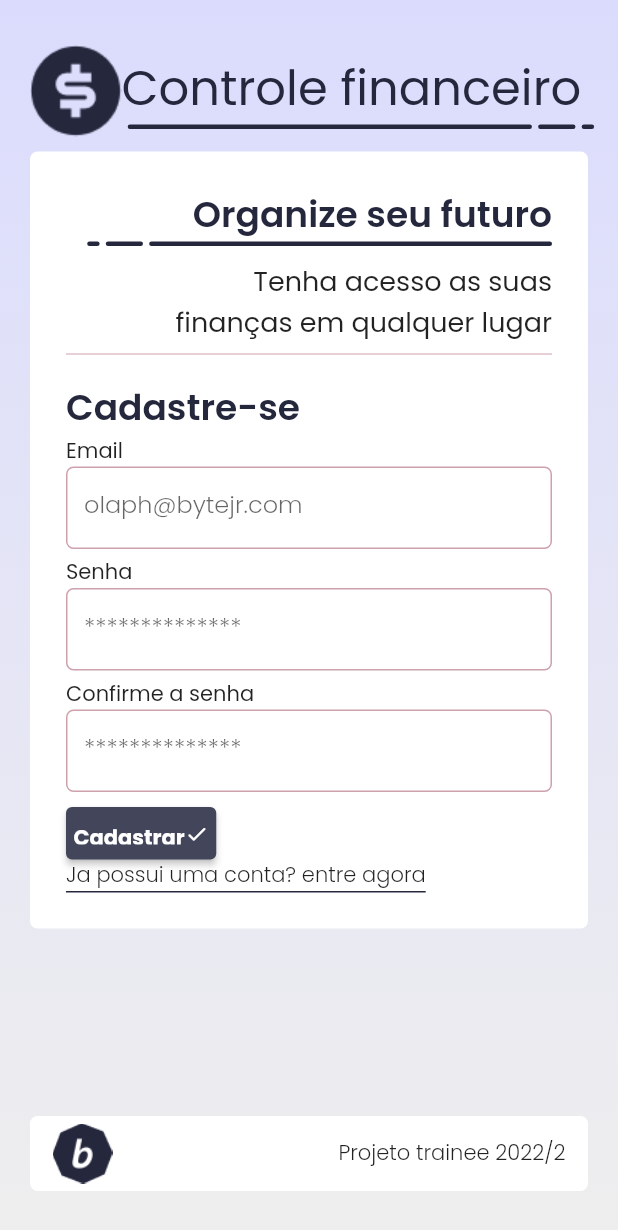
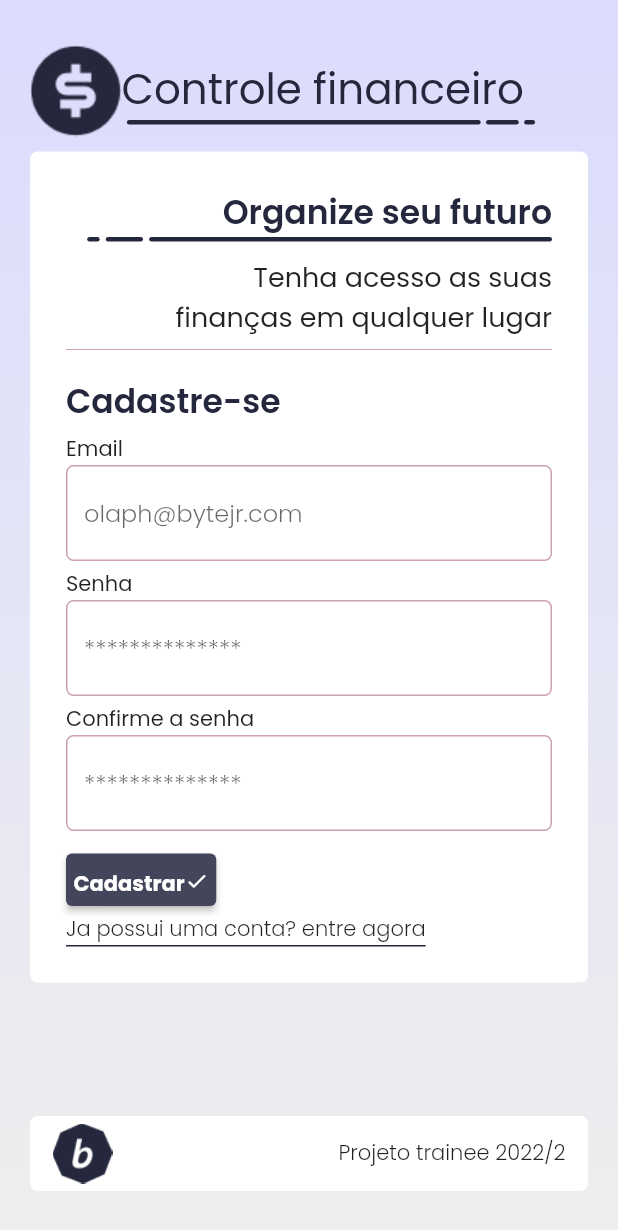
Before and after one commit to Eduaugust/finance_app, a Flutter app: the screen it shows after launch, on a phone screen of 412 x 824 dp. Shown: the top 1230 px of the screen. Run offline on Flutter 3.47's test engine with Material 2 defaults, Android fonts, the phone set to English and light mode, and no system bars; our stand-ins replace google_fonts.

Commit message:
sign up page

```diff
--- a/lib/main.dart
+++ b/lib/main.dart
@@ -1,4 +1,3 @@
-import 'package:finance_app/modules/home/home_page.dart';
 import 'package:finance_app/modules/sign_up/sign_up_page.dart';
 import 'package:finance_app/shared/themes/app_colors.dart';
 import 'package:flutter/material.dart';
--- a/lib/modules/home/home_page.dart
+++ b/lib/modules/home/home_page.dart
@@ -13,7 +13,6 @@ class HomePage extends StatelessWidget {
 
   @override
   Widget build(BuildContext context) {
-    final controller = HomeController();
     final size = MediaQuery.of(context).size;
     return Scaffold(
       body: SafeArea(
--- a/lib/modules/sign_up/sign_up_page.dart
+++ b/lib/modules/sign_up/sign_up_page.dart
@@ -25,8 +25,8 @@ class SignUpPage extends StatelessWidget {
                 const EdgeInsets.only(top: 30, left: 20, right: 20, bottom: 30),
             child: Column(
               children: [
-                HeaderLogin(),
-                SizedBox(height: 10),
+                const HeaderLogin(),
+                const SizedBox(height: 10),
                 Row(
                   children: [
                     Expanded(
@@ -42,7 +42,7 @@ class SignUpPage extends StatelessWidget {
                               crossAxisAlignment: CrossAxisAlignment.end,
                               children: [
                                 Text('Organize seu futuro',
-                                    style: AppTextStyle.header24),
+                                    style: AppTextStyle.header22),
                                 const DottedDivder(),
                                 const SizedBox(height: 10),
                                 Text('Tenha acesso as suas',
@@ -59,7 +59,7 @@ class SignUpPage extends StatelessWidget {
                                 const Divider(color: AppColors.stroke),
                                 const SizedBox(height: 10),
                                 Text('Cadastre-se',
-                                    style: AppTextStyle.header24),
+                                    style: AppTextStyle.header22),
                                 Form(
                                     key: _formKey,
                                     child: Column(
@@ -67,11 +67,10 @@ class SignUpPage extends StatelessWidget {
                                           CrossAxisAlignment.start,
                                       children: [
                                         // Email
+                                        const SizedBox(height: 5),
                                         Text("Email",
                                             style: AppTextStyle.regular),
-                                        Container(
-                                          height: 55,
-                                          child: TextFormField(
+                                        TextFormField(
                                           style: AppTextStyle.light,
                                           decoration: InputDecoration(
                                             hintText: 'olaph@bytejr.com',
@@ -103,14 +102,11 @@ class SignUpPage extends StatelessWidget {
                                                 : "Invalid email";
                                           },
                                         ),
-                                        ),
                                         // Senha
-                                        SizedBox(height: 5),
+                                        const SizedBox(height: 5),
                                         Text("Senha",
                                             style: AppTextStyle.regular),
-                                        Container(
-                                          height: 55,
-                                          child: TextFormField(
+                                        TextFormField(
                                           style: AppTextStyle.light,
                                           decoration: InputDecoration(
                                             hintText: '**************',
@@ -137,14 +133,11 @@ class SignUpPage extends StatelessWidget {
                                             return null;
                                           },
                                         ),
-                                        ),
                                         // Confirme a senha
-                                        SizedBox(height: 5),
+                                        const SizedBox(height: 5),
                                         Text("Confirme a senha",
                                             style: AppTextStyle.regular),
-                                        Container(
-                                          height: 55,
-                                          child: TextFormField(
+                                        TextFormField(
                                           style: AppTextStyle.light,
                                           decoration: InputDecoration(
                                             hintText: '**************',
@@ -172,9 +165,8 @@ class SignUpPage extends StatelessWidget {
                                             return null;
                                           },
                                         ),
-                                        ),
 
-                                        const SizedBox(height: 10),
+                                        const SizedBox(height: 15),
 
                                         // Cadastrar
 
@@ -219,8 +211,11 @@ class SignUpPage extends StatelessWidget {
                                             ),
                                           ),
                                         ),
+
+                                        // Ja possui uma conta??
                                         Container(
-                                          decoration: BoxDecoration(
+                                          margin: const EdgeInsets.only(top: 5),
+                                          decoration: const BoxDecoration(
                                               border: Border(
                                                   bottom: BorderSide(
                                             color: AppColors.blue1,
@@ -280,7 +275,7 @@ class DottedDivder extends StatelessWidget {
               height: 3,
             ),
           ),
-          Spacer(),
+          const Spacer(),
           Expanded(
             flex: 65,
             child: Container(
--- a/lib/shared/themes/app_text_style.dart
+++ b/lib/shared/themes/app_text_style.dart
@@ -10,20 +10,16 @@ class AppTextStyle {
   static final regular18 =
       GoogleFonts.poppins(fontWeight: FontWeight.w400, fontSize: 18);
   static final regular = GoogleFonts.poppins(fontWeight: FontWeight.w400);
-  static final regular24 =
-      GoogleFonts.poppins(fontWeight: FontWeight.w400, fontSize: 24);
-  static final regular32 = GoogleFonts.poppins(
-      fontWeight: FontWeight.w400, fontSize: 32, color: AppColors.blue1);
-  static final header16 = GoogleFonts.poppins(
-      fontWeight: FontWeight.w600, fontSize: 16, color: AppColors.blue1);
-  static final header14 = GoogleFonts.poppins(
-      fontWeight: FontWeight.w600, fontSize: 14, color: AppColors.blue1);
-  static final header20 = GoogleFonts.poppins(
-      fontWeight: FontWeight.w600, fontSize: 20, color: AppColors.blue1);
+
+  static final regular28 = GoogleFonts.poppins(
+      fontWeight: FontWeight.w400, fontSize: 28, color: AppColors.blue1);
+  static final header =
+      GoogleFonts.poppins(fontWeight: FontWeight.w600, color: AppColors.blue1);
+
+  static final header18 = GoogleFonts.poppins(
+      fontWeight: FontWeight.w600, fontSize: 18, color: AppColors.blue1);
   static final addButton =
       GoogleFonts.poppins(fontWeight: FontWeight.w700, color: AppColors.white);
-  static final header24 = GoogleFonts.poppins(
-      fontWeight: FontWeight.w600, fontSize: 24, color: AppColors.blue1);
-  static final header32 = GoogleFonts.poppins(
-      fontWeight: FontWeight.w700, fontSize: 32, color: AppColors.blue1);
+  static final header22 = GoogleFonts.poppins(
+      fontWeight: FontWeight.w600, fontSize: 22, color: AppColors.blue1);
 }
--- a/lib/shared/widgets/balance.dart
+++ b/lib/shared/widgets/balance.dart
@@ -19,7 +19,7 @@ class Balance extends StatelessWidget {
             Row(
               mainAxisAlignment: MainAxisAlignment.center,
               children: [
-                Text("Total do mês atual", style: AppTextStyle.header20),
+                Text("Total do mês atual", style: AppTextStyle.header18),
               ],
             ),
             Row(
@@ -35,7 +35,7 @@ class Balance extends StatelessWidget {
                         color: AppColors.v2,
                         borderRadius: BorderRadius.circular(10),
                       ),
-                      child: Text('299,99R\$', style: AppTextStyle.header20),
+                      child: Text('299,99R\$', style: AppTextStyle.header18),
                     ),
                   ],
                 ),
@@ -50,7 +50,7 @@ class Balance extends StatelessWidget {
                           borderRadius: BorderRadius.circular(10),
                         ),
                         child:
-                            Text('-199,99R\$', style: AppTextStyle.header20)),
+                            Text('-199,99R\$', style: AppTextStyle.header18)),
                   ],
                 ),
               ],
--- a/lib/shared/widgets/header.dart
+++ b/lib/shared/widgets/header.dart
@@ -31,7 +31,7 @@ class Header extends StatelessWidget {
         Column(crossAxisAlignment: CrossAxisAlignment.end, children: <Widget>[
           Text(
             'Olaph Jr',
-            style: AppTextStyle.header16,
+            style: AppTextStyle.header,
           ),
           Text(
             'Olaph@bytejr.com',
--- a/lib/shared/widgets/headerLogin.dart
+++ b/lib/shared/widgets/headerLogin.dart
@@ -15,10 +15,10 @@ class HeaderLogin extends StatelessWidget {
         IntrinsicWidth(
           child: Column(
             children: [
-              Text('Controle financeiro ', style: AppTextStyle.regular32),
+              Text('Controle financeiro ', style: AppTextStyle.regular28),
               Row(
                 children: [
-                  Spacer(),
+                  const Spacer(),
                   Expanded(
                     flex: 65,
                     child: Container(
@@ -28,7 +28,7 @@ class HeaderLogin extends StatelessWidget {
                       height: 3,
                     ),
                   ),
-                  Spacer(),
+                  const Spacer(),
                   Expanded(
                     flex: 6,
                     child: Container(
@@ -38,7 +38,7 @@ class HeaderLogin extends StatelessWidget {
                       height: 3,
                     ),
                   ),
-                  Spacer(),
+                  const Spacer(),
                   Expanded(
                     flex: 2,
                     child: Container(
--- a/lib/shared/widgets/history.dart
+++ b/lib/shared/widgets/history.dart
@@ -27,7 +27,7 @@ class _HistoryState extends State<History> {
           Row(
             mainAxisAlignment: MainAxisAlignment.spaceBetween,
             children: [
-              Text('Histórico Deste Mês', style: AppTextStyle.header16),
+              Text('Histórico Deste Mês', style: AppTextStyle.header),
               ElevatedButton(
                 style: TextButton.styleFrom(
                     padding: const EdgeInsets.only(
```
Also changed, not shown: lib/shared/widgets/listItem.dart (+5 -5 lines), lib/shared/widgets/modal.dart (+10 -11 lines). Lines whose indentation alone changed are shown as unchanged.
